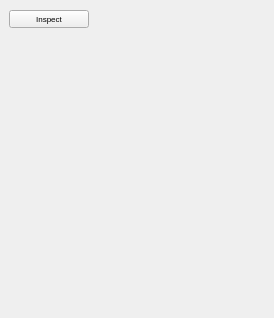
The window that src/html5guidisplay.ui (CsoundQt/CsoundQt) describes before a commit, drawn with Qt 5.
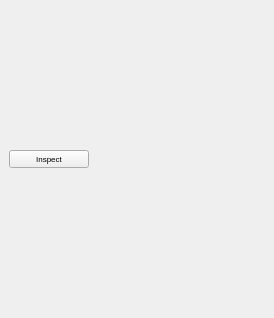
The same window after the commit.

Commit message: Work on showing/resizing HTMLview and Inspector window correctly.

The edit to the form file:
```diff
--- a/src/html5guidisplay.ui
+++ b/src/html5guidisplay.ui
@@ -13,7 +13,7 @@
   <property name="minimumSize">
    <size>
     <width>196</width>
-    <height>84</height>
+    <height>100</height>
    </size>
   </property>
   <property name="windowTitle">
@@ -21,24 +21,14 @@
   </property>
   <widget class="QWidget" name="dockWidgetContents">
    <layout class="QGridLayout" name="gridLayout">
-    <item row="1" column="0">
-     <layout class="QVBoxLayout" name="mainLayout"/>
-    </item>
-    <item row="2" column="0">
-     <spacer name="verticalSpacer">
-      <property name="orientation">
-       <enum>Qt::Vertical</enum>
-      </property>
-      <property name="sizeHint" stdset="0">
-       <size>
-        <width>20</width>
-        <height>40</height>
-       </size>
-      </property>
-     </spacer>
-    </item>
     <item row="0" column="0">
      <widget class="QWidget" name="inspectRow" native="true">
+      <property name="sizePolicy">
+       <sizepolicy hsizetype="Preferred" vsizetype="Preferred">
+        <horstretch>0</horstretch>
+        <verstretch>0</verstretch>
+       </sizepolicy>
+      </property>
       <layout class="QHBoxLayout" name="horizontalLayout">
        <property name="leftMargin">
         <number>0</number>
```
Left out of the diff: 3 changed lines with no effect on the pictures. The commit also changes 1 other file.
